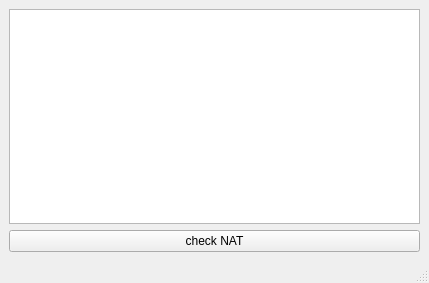
jesseklm/nat-tool, file ui/main.ui: the form before one commit.
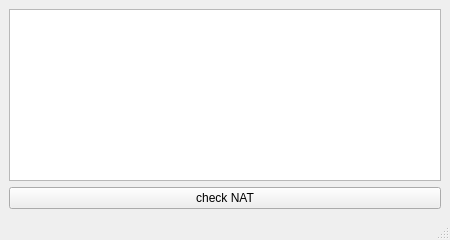
The form after the commit.

Commit message: set ui size

What changed in the file:
```diff
--- a/ui/main.ui
+++ b/ui/main.ui
@@ -6,8 +6,8 @@
    <rect>
     <x>0</x>
     <y>0</y>
-    <width>429</width>
-    <height>283</height>
+    <width>450</width>
+    <height>240</height>
    </rect>
   </property>
   <property name="windowTitle">
```
Left out of the diff: 2 changed lines with no effect on the pictures. The commit also changes 1 other file.
